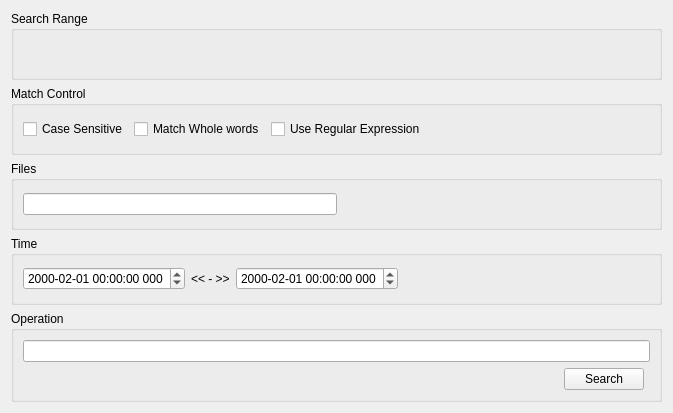
SunStorm2018/media-debuger, file widgets/searchwg.ui: the form before one commit.
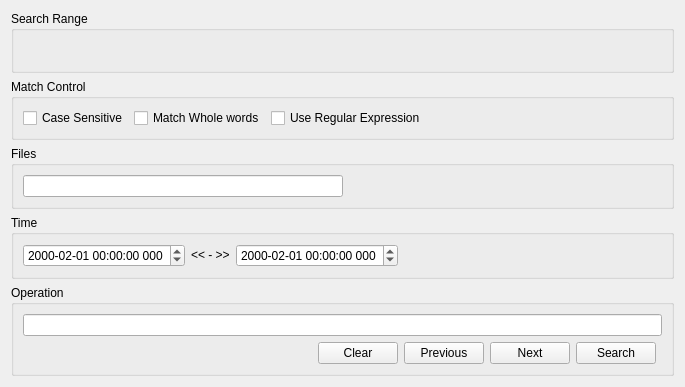
The form after the commit.

Diff of the .ui file:
```diff
--- a/widgets/searchwg.ui
+++ b/widgets/searchwg.ui
@@ -6,8 +6,8 @@
    <rect>
     <x>0</x>
     <y>0</y>
-    <width>673</width>
-    <height>413</height>
+    <width>685</width>
+    <height>387</height>
    </rect>
   </property>
   <property name="windowTitle">
@@ -161,13 +161,6 @@
       <string>Operation</string>
      </property>
      <layout class="QGridLayout" name="gridLayout">
-      <item row="1" column="2">
-       <widget class="QPushButton" name="search_btn">
-        <property name="text">
-         <string>Search</string>
-        </property>
-       </widget>
-      </item>
       <item row="1" column="1">
        <spacer name="horizontalSpacer_2">
         <property name="orientation">
@@ -181,8 +174,47 @@
         </property>
        </spacer>
       </item>
-      <item row="0" column="1" colspan="3">
-       <widget class="QLineEdit" name="search_le"/>
+      <item row="1" column="3">
+       <widget class="QPushButton" name="before_btn">
+        <property name="text">
+         <string>Previous</string>
+        </property>
+       </widget>
+      </item>
+      <item row="1" column="4">
+       <widget class="QPushButton" name="next_btn">
+        <property name="text">
+         <string>Next</string>
+        </property>
+       </widget>
+      </item>
+      <item row="1" column="5">
+       <widget class="QPushButton" name="search_btn">
+        <property name="text">
+         <string>Search</string>
+        </property>
+       </widget>
+      </item>
+      <item row="0" column="0" colspan="7">
+       <widget class="QLineEdit" name="search_le">
+        <property name="clearButtonEnabled">
+         <bool>true</bool>
+        </property>
+       </widget>
+      </item>
+      <item row="1" column="0">
+       <widget class="QLabel" name="status_lb">
+        <property name="text">
+         <string/>
+        </property>
+       </widget>
+      </item>
+      <item row="1" column="2">
+       <widget class="QPushButton" name="clear_btn">
+        <property name="text">
+         <string>Clear</string>
+        </property>
+       </widget>
       </item>
      </layout>
     </widget>
```
